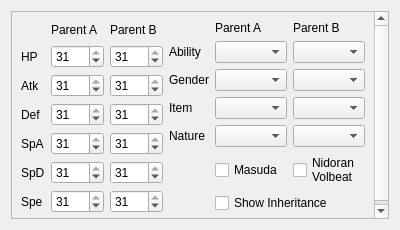
Before: the Qt Designer form Source/Forms/Controls/EggSettings.ui in Admiral-Fish/PokeFinder, drawn with Qt 5.
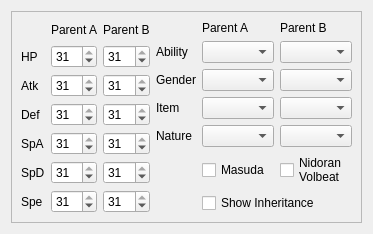
After: the same form once the commit is applied.

What changed in the file:
```diff
--- a/Source/Forms/Controls/EggSettings.ui
+++ b/Source/Forms/Controls/EggSettings.ui
@@ -2,14 +2,6 @@
 <ui version="4.0">
  <class>EggSettings</class>
  <widget class="QWidget" name="EggSettings">
-  <property name="geometry">
-   <rect>
-    <x>0</x>
-    <y>0</y>
-    <width>400</width>
-    <height>230</height>
-   </rect>
-  </property>
   <layout class="QGridLayout" name="gridLayout">
    <item row="0" column="0">
     <widget class="QScrollArea" name="scrollArea">
@@ -27,7 +19,7 @@
        <rect>
         <x>0</x>
         <y>0</y>
-        <width>363</width>
+        <width>338</width>
         <height>216</height>
        </rect>
       </property>
```
